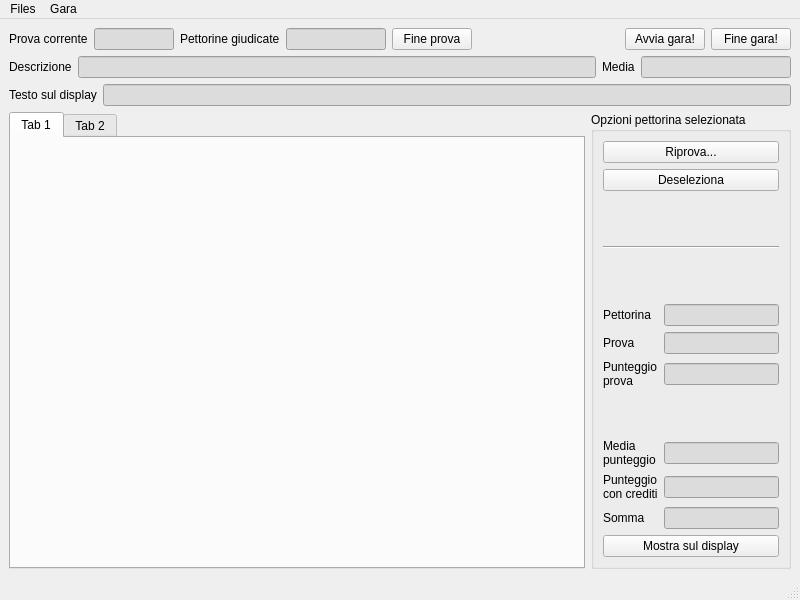
This is ui/mainwindow.ui in nferruzzi/giudice-server as Qt 5 draws it before an edit. The edited form follows.
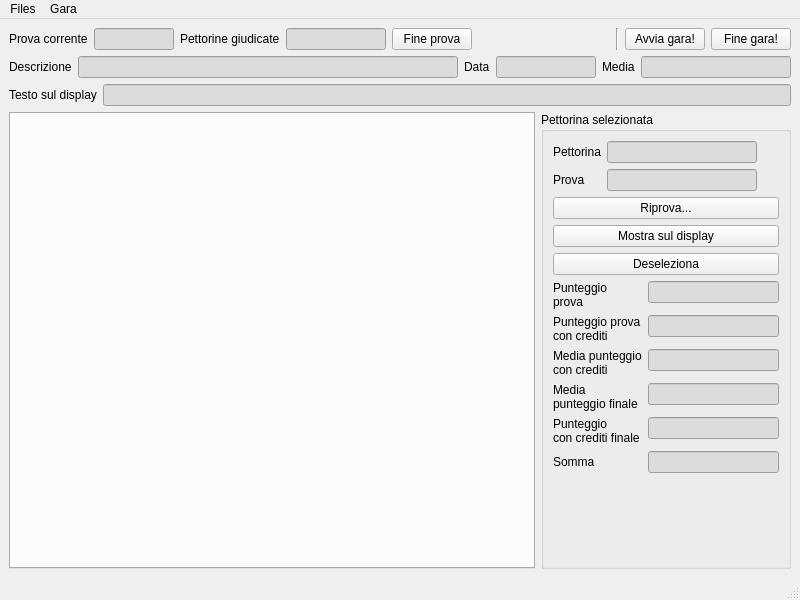
This is the edited form.

Commit message: Make columns more descriptive

```diff
--- a/ui/mainwindow.ui
+++ b/ui/mainwindow.ui
@@ -14,7 +14,7 @@
    <string>Giudice di gara v1.0</string>
   </property>
   <widget class="QWidget" name="centralwidget">
-   <layout class="QVBoxLayout" name="verticalLayout_2">
+   <layout class="QVBoxLayout" name="verticalLayout_3">
     <item>
      <layout class="QHBoxLayout" name="horizontalLayout">
       <item>
@@ -88,6 +88,13 @@
         </property>
        </spacer>
       </item>
+      <item>
+       <widget class="Line" name="line">
+        <property name="orientation">
+         <enum>Qt::Vertical</enum>
+        </property>
+       </widget>
+      </item>
       <item>
        <widget class="QPushButton" name="startButton">
         <property name="text">
@@ -130,6 +137,30 @@
         </property>
        </widget>
       </item>
+      <item>
+       <widget class="QLabel" name="label_12">
+        <property name="text">
+         <string>Data</string>
+        </property>
+       </widget>
+      </item>
+      <item>
+       <widget class="QLineEdit" name="data">
+        <property name="maximumSize">
+         <size>
+          <width>100</width>
+          <height>16777215</height>
+         </size>
+        </property>
+        <property name="styleSheet">
+         <string notr="true">background-color: rgb(220, 220, 220);
+border-color: rgb(0, 0, 0);</string>
+        </property>
+        <property name="readOnly">
+         <bool>true</bool>
+        </property>
+       </widget>
+      </item>
       <item>
        <widget class="QLabel" name="label_9">
         <property name="text">
@@ -185,93 +216,35 @@
      </layout>
     </item>
     <item>
-     <layout class="QHBoxLayout" name="horizontalLayout_5">
+     <layout class="QHBoxLayout" name="horizontalLayout_4">
       <item>
        <widget class="QTabWidget" name="tabWidget">
         <property name="currentIndex">
          <number>0</number>
         </property>
-        <widget class="QWidget" name="tab">
-         <attribute name="title">
-          <string>Tab 1</string>
-         </attribute>
-         <layout class="QHBoxLayout" name="horizontalLayout_4"/>
-        </widget>
-        <widget class="QWidget" name="tab_2">
-         <attribute name="title">
-          <string>Tab 2</string>
-         </attribute>
-        </widget>
        </widget>
       </item>
       <item>
        <widget class="QGroupBox" name="groupBox">
         <property name="maximumSize">
          <size>
-          <width>200</width>
+          <width>250</width>
           <height>16777215</height>
          </size>
         </property>
         <property name="title">
-         <string>Opzioni pettorina selezionata</string>
+         <string>Pettorina selezionata</string>
         </property>
-        <layout class="QVBoxLayout" name="verticalLayout">
+        <layout class="QVBoxLayout" name="verticalLayout_2">
          <item>
-          <widget class="QPushButton" name="retryTrial">
-           <property name="toolTip">
-            <string>Vengono resettati i giudizi per la pettorina selezionata nella prova selezionata</string>
+          <layout class="QFormLayout" name="formLayout">
+           <property name="labelAlignment">
+            <set>Qt::AlignLeading|Qt::AlignLeft|Qt::AlignVCenter</set>
            </property>
-           <property name="text">
-            <string>Riprova...</string>
-           </property>
-          </widget>
-         </item>
-         <item>
-          <widget class="QPushButton" name="deselectRow">
-           <property name="text">
-            <string>Deseleziona</string>
-           </property>
-          </widget>
-         </item>
-         <item>
-          <spacer name="verticalSpacer">
-           <property name="orientation">
-            <enum>Qt::Vertical</enum>
-           </property>
-           <property name="sizeHint" stdset="0">
-            <size>
-             <width>20</width>
-             <height>64</height>
-            </size>
-           </property>
-          </spacer>
-         </item>
-         <item>
-          <widget class="Line" name="line_2">
-           <property name="orientation">
-            <enum>Qt::Horizontal</enum>
-           </property>
-          </widget>
-         </item>
-         <item>
-          <spacer name="verticalSpacer_2">
-           <property name="orientation">
-            <enum>Qt::Vertical</enum>
-           </property>
-           <property name="sizeHint" stdset="0">
-            <size>
-             <width>20</width>
-             <height>63</height>
-            </size>
-           </property>
-          </spacer>
-         </item>
-         <item>
-          <layout class="QGridLayout" name="gridLayout">
-           <item row="6" column="0">
-            <widget class="QLabel" name="label_11">
+           <item row="0" column="0">
+            <widget class="QLabel" name="label_4">
              <property name="text">
-              <string>Somma</string>
+              <string>Pettorina</string>
              </property>
             </widget>
            </item>
@@ -291,7 +264,68 @@
              </property>
             </widget>
            </item>
-           <item row="2" column="0">
+           <item row="1" column="0">
+            <widget class="QLabel" name="label_10">
+             <property name="text">
+              <string>Prova</string>
+             </property>
+            </widget>
+           </item>
+           <item row="1" column="1">
+            <widget class="QLineEdit" name="userTrial">
+             <property name="maximumSize">
+              <size>
+               <width>150</width>
+               <height>16777215</height>
+              </size>
+             </property>
+             <property name="styleSheet">
+              <string notr="true">background-color: rgb(220, 220, 220);</string>
+             </property>
+             <property name="readOnly">
+              <bool>true</bool>
+             </property>
+            </widget>
+           </item>
+          </layout>
+         </item>
+         <item>
+          <layout class="QVBoxLayout" name="verticalLayout">
+           <property name="sizeConstraint">
+            <enum>QLayout::SetMinimumSize</enum>
+           </property>
+           <item>
+            <widget class="QPushButton" name="retryTrial">
+             <property name="toolTip">
+              <string>Vengono resettati i giudizi per la pettorina selezionata nella prova selezionata</string>
+             </property>
+             <property name="text">
+              <string>Riprova...</string>
+             </property>
+            </widget>
+           </item>
+           <item>
+            <widget class="QPushButton" name="sendToDisplay">
+             <property name="text">
+              <string>Mostra sul display</string>
+             </property>
+            </widget>
+           </item>
+           <item>
+            <widget class="QPushButton" name="deselectRow">
+             <property name="text">
+              <string>Deseleziona</string>
+             </property>
+            </widget>
+           </item>
+          </layout>
+         </item>
+         <item>
+          <layout class="QFormLayout" name="formLayout_2">
+           <property name="labelAlignment">
+            <set>Qt::AlignLeading|Qt::AlignLeft|Qt::AlignVCenter</set>
+           </property>
+           <item row="0" column="0">
             <widget class="QLabel" name="label_6">
              <property name="text">
               <string>Punteggio
@@ -299,8 +333,16 @@
              </property>
             </widget>
            </item>
+           <item row="2" column="0">
+            <widget class="QLabel" name="label_13">
+             <property name="text">
+              <string>Media punteggio
+con crediti</string>
+             </property>
+            </widget>
+           </item>
            <item row="2" column="1">
-            <widget class="QLineEdit" name="userTrialAverage">
+            <widget class="QLineEdit" name="userTrialAverageBonus">
              <property name="maximumSize">
               <size>
                <width>150</width>
@@ -310,20 +352,23 @@
              <property name="styleSheet">
               <string notr="true">background-color: rgb(220, 220, 220);</string>
              </property>
+             <property name="text">
+              <string/>
+             </property>
              <property name="readOnly">
               <bool>true</bool>
              </property>
             </widget>
            </item>
-           <item row="4" column="0">
+           <item row="3" column="0">
             <widget class="QLabel" name="label_7">
              <property name="text">
               <string>Media
-punteggio</string>
+punteggio finale</string>
              </property>
             </widget>
            </item>
-           <item row="4" column="1">
+           <item row="3" column="1">
             <widget class="QLineEdit" name="userAverageAll">
              <property name="maximumSize">
               <size>
@@ -339,15 +384,15 @@
              </property>
             </widget>
            </item>
-           <item row="5" column="0">
+           <item row="4" column="0">
             <widget class="QLabel" name="label_8">
              <property name="text">
               <string>Punteggio
-con crediti</string>
+con crediti finale</string>
              </property>
             </widget>
            </item>
-           <item row="5" column="1">
+           <item row="4" column="1">
             <widget class="QLineEdit" name="userAverageAllAndBonus">
              <property name="maximumSize">
               <size>
@@ -363,37 +408,14 @@
              </property>
             </widget>
            </item>
-           <item row="0" column="0">
-            <widget class="QLabel" name="label_4">
+           <item row="5" column="0">
+            <widget class="QLabel" name="label_11">
              <property name="text">
-              <string>Pettorina</string>
+              <string>Somma</string>
              </property>
             </widget>
            </item>
-           <item row="1" column="1">
-            <widget class="QLineEdit" name="userTrial">
-             <property name="maximumSize">
-              <size>
-               <width>150</width>
-               <height>16777215</height>
-              </size>
-             </property>
-             <property name="styleSheet">
-              <string notr="true">background-color: rgb(220, 220, 220);</string>
-             </property>
-             <property name="readOnly">
-              <bool>true</bool>
-             </property>
-            </widget>
-           </item>
-           <item row="1" column="0">
-            <widget class="QLabel" name="label_10">
-             <property name="text">
-              <string>Prova</string>
-             </property>
-            </widget>
-           </item>
-           <item row="6" column="1">
+           <item row="5" column="1">
             <widget class="QLineEdit" name="userSum">
              <property name="maximumSize">
               <size>
@@ -409,27 +431,60 @@
              </property>
             </widget>
            </item>
-           <item row="3" column="1">
-            <spacer name="verticalSpacer_3">
-             <property name="orientation">
-              <enum>Qt::Vertical</enum>
+           <item row="0" column="1">
+            <widget class="QLineEdit" name="userTriaScore">
+             <property name="maximumSize">
+              <size>
+               <width>150</width>
+               <height>16777215</height>
+              </size>
              </property>
-             <property name="sizeHint" stdset="0">
+             <property name="styleSheet">
+              <string notr="true">background-color: rgb(220, 220, 220);</string>
+             </property>
+             <property name="readOnly">
+              <bool>true</bool>
+             </property>
+            </widget>
+           </item>
+           <item row="1" column="0">
+            <widget class="QLabel" name="label_14">
+             <property name="text">
+              <string>Punteggio prova
+con crediti</string>
+             </property>
+            </widget>
+           </item>
+           <item row="1" column="1">
+            <widget class="QLineEdit" name="userTrialScoreBonus">
+             <property name="maximumSize">
               <size>
-               <width>20</width>
-               <height>60</height>
+               <width>150</width>
+               <height>16777215</height>
               </size>
              </property>
-            </spacer>
+             <property name="styleSheet">
+              <string notr="true">background-color: rgb(220, 220, 220);</string>
+             </property>
+             <property name="readOnly">
+              <bool>true</bool>
+             </property>
+            </widget>
            </item>
           </layout>
          </item>
          <item>
-          <widget class="QPushButton" name="sendToDisplay">
-           <property name="text">
-            <string>Mostra sul display</string>
+          <spacer name="verticalSpacer">
+           <property name="orientation">
+            <enum>Qt::Vertical</enum>
            </property>
-          </widget>
+           <property name="sizeHint" stdset="0">
+            <size>
+             <width>20</width>
+             <height>29</height>
+            </size>
+           </property>
+          </spacer>
          </item>
         </layout>
        </widget>
```
Left out of the diff: 2 changed lines with no effect on the pictures. The commit also changes 5 other files.
